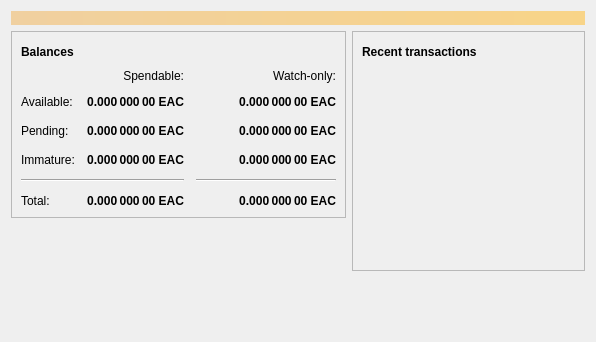
First picture: the form in src/qt/forms/overviewpage.ui, repository eacoin-project/eacore, before the edit.
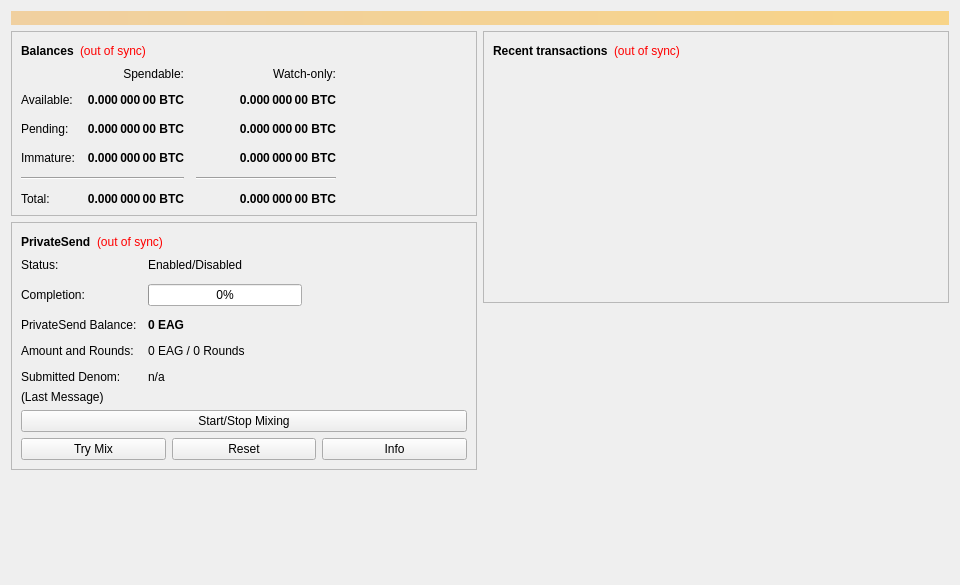
Second picture: the form after the edit. Icons and pictures are not drawn.

```diff
--- a/src/qt/forms/overviewpage.ui
+++ b/src/qt/forms/overviewpage.ui
@@ -6,10 +6,16 @@
    <rect>
     <x>0</x>
     <y>0</y>
-    <width>596</width>
-    <height>342</height>
+    <width>960</width>
+    <height>585</height>
    </rect>
   </property>
+  <property name="minimumSize">
+   <size>
+    <width>960</width>
+    <height>0</height>
+   </size>
+  </property>
   <property name="windowTitle">
    <string>Form</string>
   </property>
@@ -59,35 +65,18 @@
              </widget>
             </item>
             <item>
-             <widget class="QPushButton" name="labelWalletStatus">
-              <property name="enabled">
-               <bool>false</bool>
-              </property>
-              <property name="maximumSize">
-               <size>
-                <width>30</width>
-                <height>16777215</height>
-               </size>
-              </property>
+             <widget class="QLabel" name="labelWalletStatus">
               <property name="toolTip">
                <string>The displayed information may be out of date. Your wallet automatically synchronizes with the EACoin network after a connection is established, but this process has not completed yet.</string>
               </property>
+              <property name="styleSheet">
+               <string notr="true">QLabel { color: red; }</string>
+              </property>
               <property name="text">
-               <string/>
+               <string notr="true">(out of sync)</string>
               </property>
-              <property name="icon">
-               <iconset resource="../eacoin.qrc">
-                <normaloff>:/icons/warning</normaloff>
-                <disabledoff>:/icons/warning</disabledoff>:/icons/warning</iconset>
-              </property>
-              <property name="iconSize">
-               <size>
-                <width>24</width>
-                <height>24</height>
-               </size>
-              </property>
-              <property name="flat">
-               <bool>true</bool>
+              <property name="alignment">
+               <set>Qt::AlignLeading|Qt::AlignLeft|Qt::AlignVCenter</set>
               </property>
              </widget>
             </item>
@@ -126,7 +115,7 @@
                <string>Unconfirmed transactions to watch-only addresses</string>
               </property>
               <property name="text">
-               <string notr="true">0.000 000 00 EAC</string>
+               <string notr="true">0.000 000 00 BTC</string>
               </property>
               <property name="alignment">
                <set>Qt::AlignRight|Qt::AlignTrailing|Qt::AlignVCenter</set>
@@ -151,7 +140,7 @@
                <string>Total of transactions that have yet to be confirmed, and do not yet count toward the spendable balance</string>
               </property>
               <property name="text">
-               <string notr="true">0.000 000 00 EAC</string>
+               <string notr="true">0.000 000 00 BTC</string>
               </property>
               <property name="alignment">
                <set>Qt::AlignRight|Qt::AlignTrailing|Qt::AlignVCenter</set>
@@ -176,7 +165,7 @@
                <string>Mined balance in watch-only addresses that has not yet matured</string>
               </property>
               <property name="text">
-               <string notr="true">0.000 000 00 EAC</string>
+               <string notr="true">0.000 000 00 BTC</string>
               </property>
               <property name="alignment">
                <set>Qt::AlignRight|Qt::AlignTrailing|Qt::AlignVCenter</set>
@@ -234,7 +223,7 @@
                <string>Mined balance that has not yet matured</string>
               </property>
               <property name="text">
-               <string notr="true">0.000 000 00 EAC</string>
+               <string notr="true">0.000 000 00 BTC</string>
               </property>
               <property name="alignment">
                <set>Qt::AlignRight|Qt::AlignTrailing|Qt::AlignVCenter</set>
@@ -279,7 +268,7 @@
                <string>Your current total balance</string>
               </property>
               <property name="text">
-               <string notr="true">0.000 000 00 EAC</string>
+               <string notr="true">0.000 000 00 BTC</string>
               </property>
               <property name="alignment">
                <set>Qt::AlignRight|Qt::AlignTrailing|Qt::AlignVCenter</set>
@@ -304,7 +293,7 @@
                <string>Current total balance in watch-only addresses</string>
               </property>
               <property name="text">
-               <string notr="true">0.000 000 00 EAC</string>
+               <string notr="true">0.000 000 00 BTC</string>
               </property>
               <property name="alignment">
                <set>Qt::AlignRight|Qt::AlignTrailing|Qt::AlignVCenter</set>
@@ -346,7 +335,7 @@
                <string>Your current spendable balance</string>
               </property>
               <property name="text">
-               <string notr="true">0.000 000 00 EAC</string>
+               <string notr="true">0.000 000 00 BTC</string>
               </property>
               <property name="alignment">
                <set>Qt::AlignRight|Qt::AlignTrailing|Qt::AlignVCenter</set>
@@ -371,7 +360,7 @@
                <string>Your current balance in watch-only addresses</string>
               </property>
               <property name="text">
-               <string notr="true">0.000 000 00 EAC</string>
+               <string notr="true">0.000 000 00 BTC</string>
               </property>
               <property name="alignment">
                <set>Qt::AlignRight|Qt::AlignTrailing|Qt::AlignVCenter</set>
@@ -403,6 +392,250 @@
          </layout>
         </widget>
        </item>
+       <item>
+        <widget class="QFrame" name="framePrivateSend">
+         <property name="layoutDirection">
+          <enum>Qt::LeftToRight</enum>
+         </property>
+         <property name="frameShape">
+          <enum>QFrame::StyledPanel</enum>
+         </property>
+         <property name="frameShadow">
+          <enum>QFrame::Raised</enum>
+         </property>
+         <layout class="QVBoxLayout" name="VerticalLayout_PS1">
+          <item>
+           <layout class="QHBoxLayout" name="horizontalLayout_5">
+            <item>
+             <widget class="QLabel" name="labelPrivateSendHeader">
+              <property name="font">
+               <font>
+                <weight>75</weight>
+                <bold>true</bold>
+               </font>
+              </property>
+              <property name="text">
+               <string>PrivateSend</string>
+              </property>
+             </widget>
+            </item>
+            <item>
+             <widget class="QLabel" name="labelPrivateSendSyncStatus">
+              <property name="toolTip">
+               <string>The displayed information may be out of date. Your wallet automatically synchronizes with the EACoin network after a connection is established, but this process has not completed yet.</string>
+              </property>
+              <property name="styleSheet">
+               <string notr="true">QLabel { color: red; }</string>
+              </property>
+              <property name="text">
+               <string notr="true">(out of sync)</string>
+              </property>
+              <property name="alignment">
+               <set>Qt::AlignLeading|Qt::AlignLeft|Qt::AlignVCenter</set>
+              </property>
+             </widget>
+            </item>
+            <item>
+             <spacer name="horizontalSpacer_4">
+              <property name="orientation">
+               <enum>Qt::Horizontal</enum>
+              </property>
+              <property name="sizeHint" stdset="0">
+               <size>
+                <width>40</width>
+                <height>20</height>
+               </size>
+              </property>
+             </spacer>
+            </item>
+           </layout>
+          </item>
+          <item>
+           <layout class="QFormLayout" name="privateSendFormLayout">
+            <property name="fieldGrowthPolicy">
+             <enum>QFormLayout::AllNonFixedFieldsGrow</enum>
+            </property>
+            <property name="horizontalSpacing">
+             <number>11</number>
+            </property>
+            <property name="verticalSpacing">
+             <number>12</number>
+            </property>
+            <item row="0" column="0">
+             <widget class="QLabel" name="labelPrivateSendEnabledText">
+              <property name="text">
+               <string>Status:</string>
+              </property>
+             </widget>
+            </item>
+            <item row="0" column="1">
+             <widget class="QLabel" name="labelPrivateSendEnabled">
+              <property name="text">
+               <string>Enabled/Disabled</string>
+              </property>
+             </widget>
+            </item>
+            <item row="1" column="0">
+             <widget class="QLabel" name="labelCompletitionText">
+              <property name="text">
+               <string>Completion:</string>
+              </property>
+             </widget>
+            </item>
+            <item row="1" column="1">
+             <widget class="QProgressBar" name="privateSendProgress">
+              <property name="maximumSize">
+               <size>
+                <width>154</width>
+                <height>16777215</height>
+               </size>
+              </property>
+              <property name="value">
+               <number>0</number>
+              </property>
+             </widget>
+            </item>
+            <item row="2" column="0">
+             <widget class="QLabel" name="labelAnonymizedText">
+              <property name="text">
+               <string>PrivateSend Balance:</string>
+              </property>
+             </widget>
+            </item>
+            <item row="2" column="1">
+             <widget class="QLabel" name="labelAnonymized">
+              <property name="font">
+               <font>
+                <weight>75</weight>
+                <bold>true</bold>
+               </font>
+              </property>
+              <property name="text">
+               <string notr="true">0 EAG</string>
+              </property>
+             </widget>
+            </item>
+            <item row="3" column="0">
+             <widget class="QLabel" name="labelAmountAndRoundsText">
+              <property name="text">
+               <string>Amount and Rounds:</string>
+              </property>
+             </widget>
+            </item>
+            <item row="3" column="1">
+             <widget class="QLabel" name="labelAmountRounds">
+              <property name="text">
+               <string>0 EAG / 0 Rounds</string>
+              </property>
+             </widget>
+            </item>
+            <item row="4" column="0">
+             <widget class="QLabel" name="labelSubmittedDenomText">
+              <property name="text">
+               <string>Submitted Denom:</string>
+              </property>
+             </widget>
+            </item>
+            <item row="4" column="1">
+             <widget class="QLabel" name="labelSubmittedDenom">
+              <property name="toolTip">
+               <string>The denominations you submitted to the Masternode.&lt;br&gt;To mix, other users must submit the exact same denominations.</string>
+              </property>
+              <property name="text">
+               <string>n/a</string>
+              </property>
+             </widget>
+            </item>
+           </layout>
+          </item>
+          <item>
+           <layout class="QVBoxLayout" name="VerticalLayout_PS">
+            <item>
+             <widget class="QLabel" name="labelPrivateSendLastMessage">
+              <property name="text">
+               <string>(Last Message)</string>
+              </property>
+              <property name="alignment">
+               <set>Qt::AlignLeading|Qt::AlignLeft|Qt::AlignTop</set>
+              </property>
+              <property name="wordWrap">
+               <bool>true</bool>
+              </property>
+             </widget>
+            </item>
+            <item>
+             <widget class="QPushButton" name="togglePrivateSend">
+              <property name="sizePolicy">
+               <sizepolicy hsizetype="MinimumExpanding" vsizetype="Fixed">
+                <horstretch>0</horstretch>
+                <verstretch>0</verstretch>
+               </sizepolicy>
+              </property>
+              <property name="text">
+               <string>Start/Stop Mixing</string>
+              </property>
+             </widget>
+            </item>
+            <item>
+             <layout class="QHBoxLayout" name="horizontalLayout_debugbuttons">
+              <item>
+               <widget class="QPushButton" name="privateSendAuto">
+                <property name="sizePolicy">
+                 <sizepolicy hsizetype="MinimumExpanding" vsizetype="Fixed">
+                  <horstretch>0</horstretch>
+                  <verstretch>0</verstretch>
+                 </sizepolicy>
+                </property>
+                <property name="toolTip">
+                 <string>Try to manually submit a PrivateSend request.</string>
+                </property>
+                <property name="text">
+                 <string>Try Mix</string>
+                </property>
+               </widget>
+              </item>
+              <item>
+               <widget class="QPushButton" name="privateSendReset">
+                <property name="sizePolicy">
+                 <sizepolicy hsizetype="MinimumExpanding" vsizetype="Fixed">
+                  <horstretch>0</horstretch>
+                  <verstretch>0</verstretch>
+                 </sizepolicy>
+                </property>
+                <property name="toolTip">
+                 <string>Reset the current status of PrivateSend (can interrupt PrivateSend if it's in the process of Mixing, which can cost you money!)</string>
+                </property>
+                <property name="autoFillBackground">
+                 <bool>false</bool>
+                </property>
+                <property name="text">
+                 <string>Reset</string>
+                </property>
+               </widget>
+              </item>
+              <item>
+               <widget class="QPushButton" name="privateSendInfo">
+                <property name="sizePolicy">
+                 <sizepolicy hsizetype="MinimumExpanding" vsizetype="Fixed">
+                  <horstretch>0</horstretch>
+                  <verstretch>0</verstretch>
+                 </sizepolicy>
+                </property>
+                <property name="toolTip">
+                 <string>Information about PrivateSend and Mixing</string>
+                </property>
+                <property name="text">
+                 <string>Info</string>
+                </property>
+               </widget>
+              </item>
+             </layout>
+            </item>
+           </layout>
+          </item>
+         </layout>
+        </widget>
+       </item>
        <item>
         <spacer name="verticalSpacer">
          <property name="orientation">
@@ -445,35 +678,18 @@
              </widget>
             </item>
             <item>
-             <widget class="QPushButton" name="labelTransactionsStatus">
-              <property name="enabled">
-               <bool>false</bool>
-              </property>
-              <property name="maximumSize">
-               <size>
-                <width>30</width>
-                <height>16777215</height>
-               </size>
-              </property>
+             <widget class="QLabel" name="labelTransactionsStatus">
               <property name="toolTip">
                <string>The displayed information may be out of date. Your wallet automatically synchronizes with the EACoin network after a connection is established, but this process has not completed yet.</string>
               </property>
+              <property name="styleSheet">
+               <string notr="true">QLabel { color: red; }</string>
+              </property>
               <property name="text">
-               <string/>
+               <string notr="true">(out of sync)</string>
               </property>
-              <property name="icon">
-               <iconset resource="../eacoin.qrc">
-                <normaloff>:/icons/warning</normaloff>
-                <disabledoff>:/icons/warning</disabledoff>:/icons/warning</iconset>
-              </property>
-              <property name="iconSize">
-               <size>
-                <width>24</width>
-                <height>24</height>
-               </size>
-              </property>
-              <property name="flat">
-               <bool>true</bool>
+              <property name="alignment">
+               <set>Qt::AlignLeading|Qt::AlignLeft|Qt::AlignVCenter</set>
               </property>
              </widget>
             </item>
```
Left out of the diff: 2 changed lines with no effect on the pictures.
